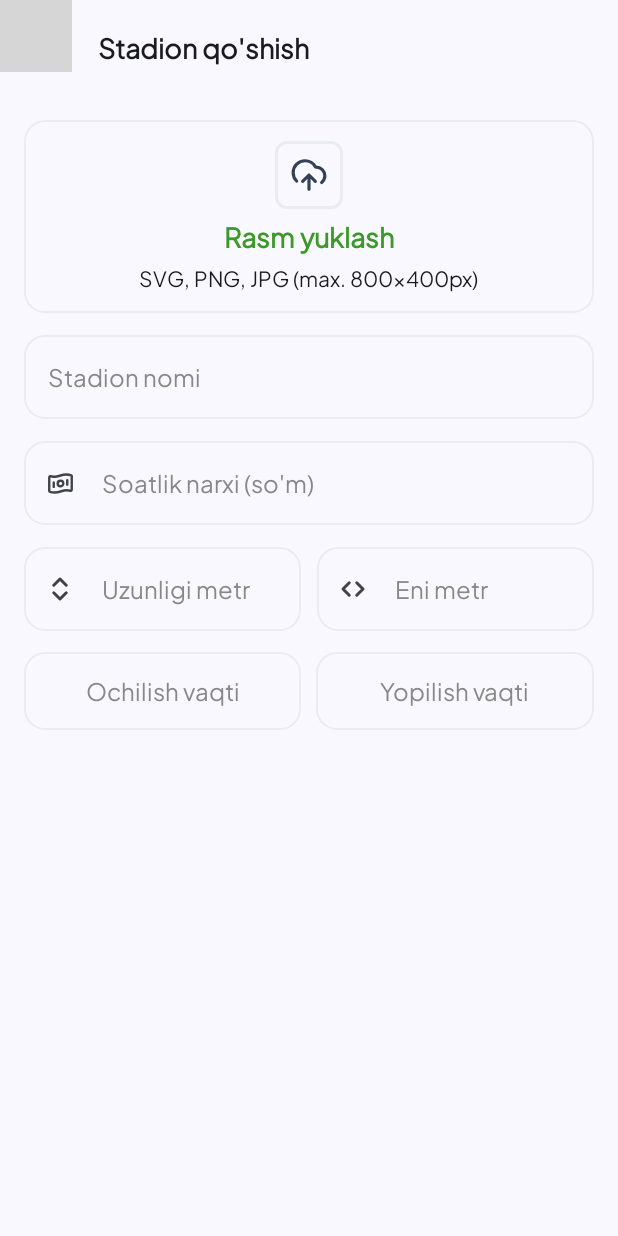
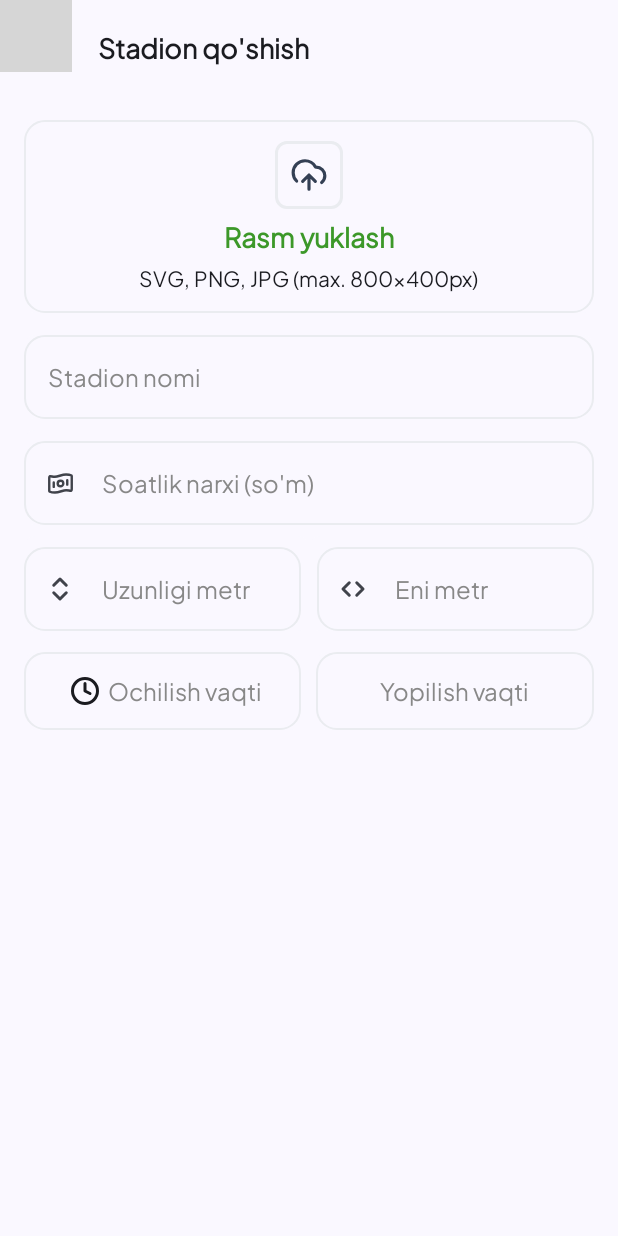
Before and after one commit to IsaboevSanjar/Go-Ball, an Android app built with Jetpack Compose: the composable MainScreen shown on its own in the app's theme, after a tap on "Rasm yuklash", on a phone screen of 412 x 824 dp. Run offline under Robolectric (Android 15) with nearby library versions, the phone set to English and light mode, and no system bars; our stand-ins replace Voyager; libraries missing offline, so code that uses them is left out: com.vanpra.composematerialdialogs; pictures from the network do not load; 2 other taps on this screen came first; grey boxes are pictures that could not be loaded.

Commit message:
Clock icon is set up

```diff
--- /dev/null
+++ b/app/src/main/res/drawable/clock_icon.xml
@@ -0,0 +1,17 @@
+<vector xmlns:android="http://schemas.android.com/apk/res/android"
+    android:width="20dp"
+    android:height="20dp"
+    android:viewportWidth="20"
+    android:viewportHeight="20">
+  <group>
+    <clip-path
+        android:pathData="M0,0h20v20h-20z"/>
+    <path
+        android:pathData="M10,5V10L13.333,11.667M18.333,10C18.333,14.602 14.602,18.333 10,18.333C5.398,18.333 1.667,14.602 1.667,10C1.667,5.398 5.398,1.667 10,1.667C14.602,1.667 18.333,5.398 18.333,10Z"
+        android:strokeLineJoin="round"
+        android:strokeWidth="2"
+        android:fillColor="#00000000"
+        android:strokeColor="#4A4A4A"
+        android:strokeLineCap="round"/>
+  </group>
+</vector>
```
Also changed, not shown: app/src/main/java/goball/uz/screens/mystadium/AddStadium.kt (+15 -2 lines).
